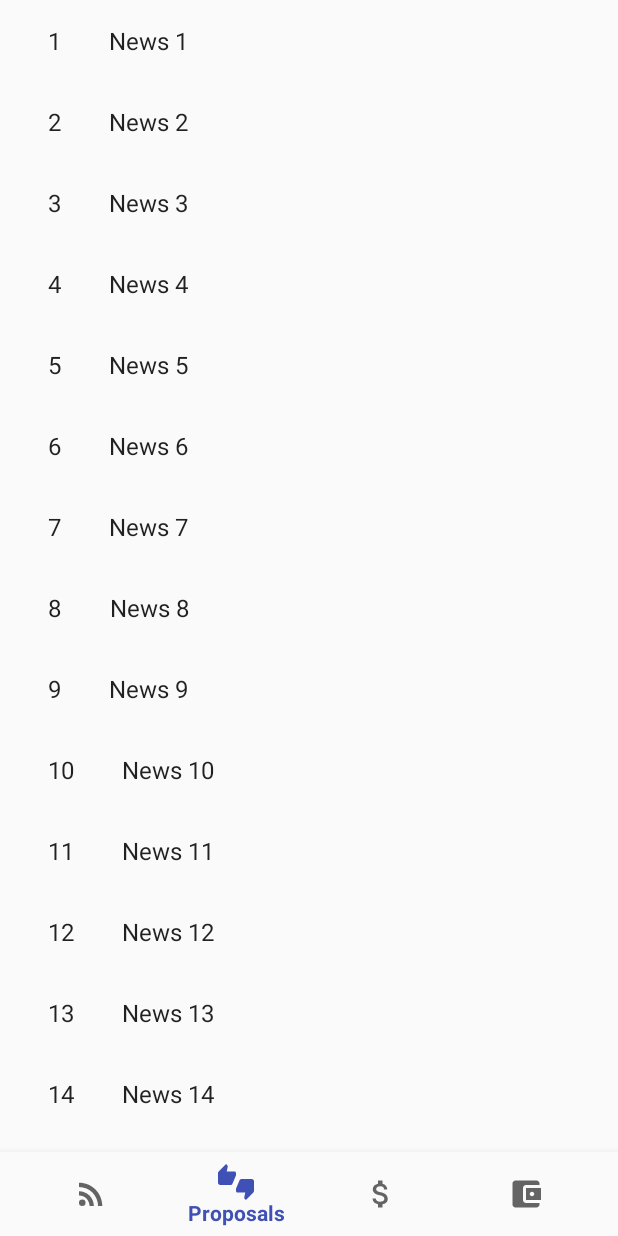
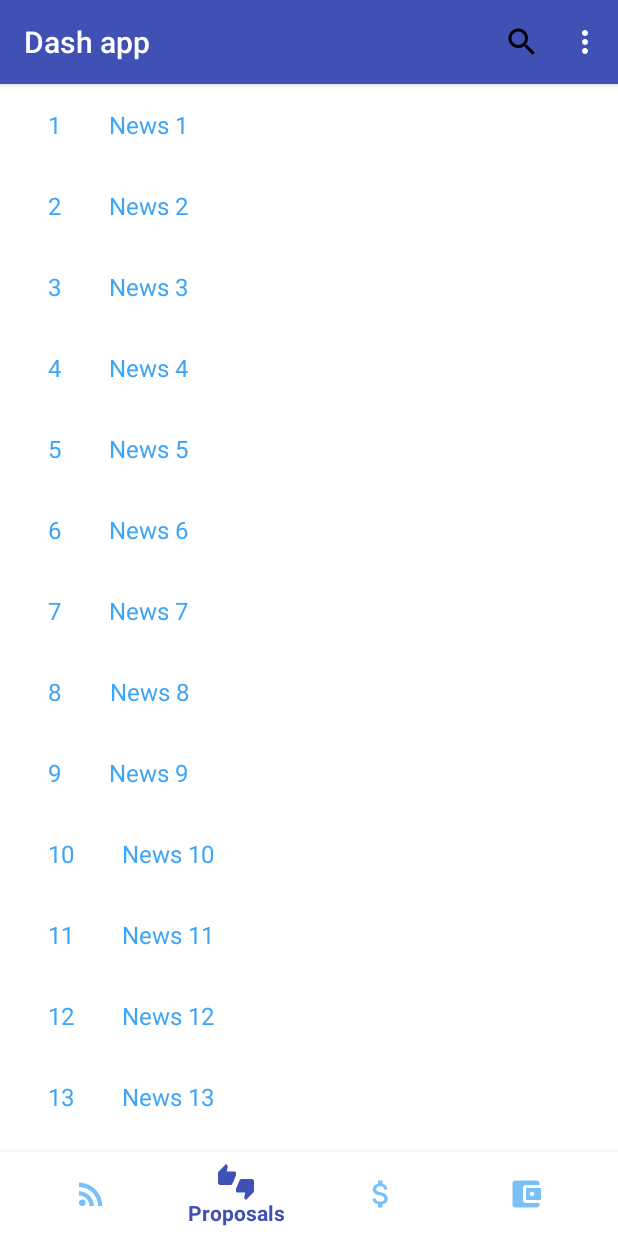
Before and after one commit to dashpay/dashcontrol-android, an Android app: the screen it shows after launch (MainActivity), item 2 of the bottom bar chosen, on a phone screen of 412 x 824 dp. Run offline under Robolectric (Android 15) with nearby library versions, the phone set to English and light mode, and no system bars; libraries missing offline, so code that uses them is left out: com.mindorks.placeholderview; 7 statements that could not run were skipped.

```diff
--- a/app/build.gradle
+++ b/app/build.gradle
@@ -31,5 +31,6 @@ dependencies {
     compile 'com.android.support:cardview-v7:25.3.1'
     compile 'com.google.code.gson:gson:2.8.0'
     compile 'com.mindorks:placeholderview:0.2.7'
+    compile 'com.android.support.constraint:constraint-layout:1.0.2'
     testCompile 'junit:junit:4.12'
 }
--- a/app/src/main/java/com/dash/dashapp/Activities/MainActivity.java
+++ b/app/src/main/java/com/dash/dashapp/Activities/MainActivity.java
@@ -1,31 +1,29 @@
 package com.dash.dashapp.Activities;
 
+import android.content.Intent;
 import android.net.Uri;
 import android.os.Bundle;
 import android.support.annotation.NonNull;
 import android.support.design.widget.BottomNavigationView;
-import android.support.v4.app.FragmentActivity;
+import android.support.v7.app.AppCompatActivity;
+import android.support.v7.widget.Toolbar;
+import android.view.Menu;
+import android.view.MenuInflater;
 import android.view.MenuItem;
 
-import com.dash.dashapp.R;
 import com.dash.dashapp.Fragments.NewsFragment;
 import com.dash.dashapp.Fragments.PortfolioFragment;
 import com.dash.dashapp.Fragments.PriceFragment;
 import com.dash.dashapp.Fragments.ProposalsFragment;
 import com.dash.dashapp.Fragments.dummy.DummyContent;
-import com.dash.dashapp.Utils.HandleXML;
+import com.dash.dashapp.R;
 
-public class MainActivity extends FragmentActivity implements
+public class MainActivity extends AppCompatActivity implements
         PortfolioFragment.OnFragmentInteractionListener,
         PriceFragment.OnFragmentInteractionListener,
         ProposalsFragment.OnListFragmentInteractionListener{
 
     NewsFragment newsFragment;
-
-
-
-    private HandleXML obj;
-    private final String RSS_LINK = "https://www.dash.org/rss/dash_blog_rss.xml";
 
     private BottomNavigationView.OnNavigationItemSelectedListener mOnNavigationItemSelectedListener
             = new BottomNavigationView.OnNavigationItemSelectedListener() {
@@ -72,4 +70,34 @@ public class MainActivity extends FragmentActivity implements
     public void onListFragmentInteraction(DummyContent.DummyItem item) {
 
     }
+
+    @Override
+    public boolean onCreateOptionsMenu(Menu menu) {
+        MenuInflater inflater = getMenuInflater();
+        inflater.inflate(R.menu.top_menu, menu);
+        return true;
+    }
+
+    @Override
+    public boolean onOptionsItemSelected(MenuItem item) {
+        switch (item.getItemId()) {
+            case R.id.action_settings:
+                // User chose the "Settings" item, show the app settings UI...
+                Intent intent = new Intent(this, SettingsActivity.class);
+                startActivity(intent);
+
+                return true;
+
+            case R.id.action_favorite:
+                // User chose the "Favorite" action, mark the current item
+                // as a favorite...
+                return true;
+
+            default:
+                // If we got here, the user's action was not recognized.
+                // Invoke the superclass to handle it.
+                return super.onOptionsItemSelected(item);
+
+        }
+    }
 }
--- a/app/src/main/java/com/dash/dashapp/Fragments/NewsFragment.java
+++ b/app/src/main/java/com/dash/dashapp/Fragments/NewsFragment.java
@@ -2,6 +2,7 @@ package com.dash.dashapp.Fragments;
 
 import android.content.Context;
 import android.content.DialogInterface;
+import android.content.SharedPreferences;
 import android.net.ConnectivityManager;
 import android.net.NetworkInfo;
 import android.os.Bundle;
@@ -17,8 +18,8 @@ import android.view.LayoutInflater;
 import android.view.View;
 import android.view.ViewGroup;
 import android.widget.ProgressBar;
+import android.widget.Toast;
 
-import com.dash.dashapp.Adapters.MyNewsRecyclerViewAdapter;
 import com.dash.dashapp.Adapters.NewsView;
 import com.dash.dashapp.Interface.DatabaseUpdateListener;
 import com.dash.dashapp.Model.News;
@@ -26,24 +27,20 @@ import com.dash.dashapp.R;
 import com.dash.dashapp.Utils.HandleXML;
 import com.dash.dashapp.Utils.LoadMoreView;
 import com.dash.dashapp.Utils.MyDBHandler;
+import com.dash.dashapp.Utils.SharedPreferencesManager;
 import com.mindorks.placeholderview.InfinitePlaceHolderView;
 
-import java.text.SimpleDateFormat;
 import java.util.ArrayList;
-import java.util.Date;
 
 public class NewsFragment extends Fragment implements DatabaseUpdateListener {
     private static final String TAG = "NewsFragment";
     private InfinitePlaceHolderView mInfinitePlaceHolderView;
-    private MyNewsRecyclerViewAdapter myNewsRecyclerViewAdapter;
     private SwipeRefreshLayout mSwipeRefreshLayout;
     private ProgressBar mProgressWheel;
     private HandleXML obj;
-    private final String RSS_LINK = "https://www.dash.org/rss/dash_blog_rss.xml";
     private DatabaseUpdateListener dbListener;
     private WrapContentLinearLayoutManager mLayoutManager;
     private ArrayList<News> newsList;
-    private int numberRows = 10;
 
 
     /**
@@ -103,8 +100,12 @@ public class NewsFragment extends Fragment implements DatabaseUpdateListener {
 
             @Override
             public void onRefresh() {
-                obj = new HandleXML(RSS_LINK);
+                obj = new HandleXML(SharedPreferencesManager.getLanguageRSS(getContext()));
                 obj.fetchXML(dbListener);
+                // Show Alert
+                Toast.makeText(getContext(),
+                        "Language : " + SharedPreferencesManager.getLanguageRSS(getContext()), Toast.LENGTH_LONG)
+                        .show();
             }
         });
 
@@ -128,28 +129,36 @@ public class NewsFragment extends Fragment implements DatabaseUpdateListener {
             alert.show();
 
         } else if (isNetworkAvailable()) {
-
-            turnWheelOn();
-            loadRSS();
-            turnWheelOff();
+            handleRSS();
         }
     }
 
 
-    public void loadRSS() {
+    public void handleRSS() {
         Log.d(TAG, "Load RSS");
 
         MyDBHandler dbHandler = new MyDBHandler(getContext(), null);
         newsList = dbHandler.findAllNews();
 
-        /*myNewsRecyclerViewAdapter = new MyNewsRecyclerViewAdapter(newsList);
-        mInfinitePlaceHolderView.setAdapter(myNewsRecyclerViewAdapter);
-        mInfinitePlaceHolderView.addOnScrollListener(mBottomListener);*/
+        if (newsList.size() == 0) {
+            updateRSS();
+        } else {
+            loadRSS();
+        }
+    }
 
-        for(int i = 0; i < LoadMoreView.LOAD_VIEW_SET_COUNT; i++){
+    public void loadRSS() {
+        turnWheelOn();
+        for (int i = 0; i < LoadMoreView.LOAD_VIEW_SET_COUNT; i++) {
             mInfinitePlaceHolderView.addView(new NewsView(getContext(), newsList.get(i)));
         }
         mInfinitePlaceHolderView.setLoadMoreResolver(new LoadMoreView(mInfinitePlaceHolderView, newsList));
+        turnWheelOff();
+    }
+
+    public void updateRSS() {
+        obj = new HandleXML(SharedPreferencesManager.getLanguageRSS(getContext()));
+        obj.fetchXML(dbListener);
     }
 
     public boolean isNetworkAvailable() {
@@ -173,13 +182,13 @@ public class NewsFragment extends Fragment implements DatabaseUpdateListener {
     @Override
     public void onUpdateCompleted() {
         Log.d(TAG, "Update completed");
-        mInfinitePlaceHolderView.refresh();
+        mInfinitePlaceHolderView.removeAllViews();
+        // TODO DID NOT INSERT IN DATABASE AT THAT POINT FOR SOME REASONS (WHEN IT SHOULD HAVE)
         loadRSS();
         turnWheelOff();
     }
 
     private void turnWheelOn() {
-        numberRows = 10;
         Log.d(TAG, "Turn wheel on");
         if (!mSwipeRefreshLayout.isRefreshing()) {
             mProgressWheel.setVisibility(View.VISIBLE);
--- /dev/null
+++ b/app/src/main/java/com/dash/dashapp/Utils/SharedPreferencesManager.java
@@ -0,0 +1,36 @@
+package com.dash.dashapp.Utils;
+
+import android.content.Context;
+import android.content.SharedPreferences;
+
+import com.dash.dashapp.Activities.SettingsActivity;
+import com.dash.dashapp.R;
+
+public class SharedPreferencesManager {
+
+    private static final String APP_SETTINGS = "APP_SETTINGS";
+
+
+    // properties
+    private static final String SOME_STRING_VALUE = "SOME_STRING_VALUE";
+    // other properties...
+
+
+    private SharedPreferencesManager() {}
+
+    private static SharedPreferences getSharedPreferences(Context context) {
+        return context.getSharedPreferences(APP_SETTINGS, Context.MODE_PRIVATE);
+    }
+
+    public static String getLanguageRSS(Context context) {
+        return getSharedPreferences(context).getString(context.getString(R.string.language_preference), SettingsActivity.RSS_LINK_EN);
+    }
+
+    public static void setLanguageRSS(Context context, String languageValue) {
+        final SharedPreferences.Editor editor = getSharedPreferences(context).edit();
+        editor.putString(context.getString(R.string.language_preference), languageValue);
+        editor.apply();
+    }
+
+    // other getters/setters
+}
--- /dev/null
+++ b/app/src/main/res/drawable/ic_search_black_24dp.xml
@@ -0,0 +1,9 @@
+<vector xmlns:android="http://schemas.android.com/apk/res/android"
+        android:width="24dp"
+        android:height="24dp"
+        android:viewportWidth="24.0"
+        android:viewportHeight="24.0">
+    <path
+        android:fillColor="#FF000000"
+        android:pathData="M15.5,14h-0.79l-0.28,-0.27C15.41,12.59 16,11.11 16,9.5 16,5.91 13.09,3 9.5,3S3,5.91 3,9.5 5.91,16 9.5,16c1.61,0 3.09,-0.59 4.23,-1.57l0.27,0.28v0.79l5,4.99L20.49,19l-4.99,-5zM9.5,14C7.01,14 5,11.99 5,9.5S7.01,5 9.5,5 14,7.01 14,9.5 11.99,14 9.5,14z"/>
+</vector>
--- a/app/src/main/res/layout/activity_main.xml
+++ b/app/src/main/res/layout/activity_main.xml
@@ -22,6 +22,6 @@
         android:layout_height="wrap_content"
         android:layout_gravity="bottom"
         android:background="?android:attr/windowBackground"
-        app:menu="@menu/navigation" />
+        app:menu="@menu/bot_menu" />
 
 </LinearLayout>
--- a/app/src/main/res/layout/news_view.xml
+++ b/app/src/main/res/layout/news_view.xml
@@ -5,12 +5,12 @@
     android:layout_height="wrap_content"
     android:padding="8dp"
     app:cardCornerRadius="8dp"
-    app:cardElevation="8dp">
+    app:cardElevation="8dp"
+    android:layout_margin="8dp">
 
     <RelativeLayout
         android:layout_width="match_parent"
-        android:layout_height="wrap_content"
-        android:orientation="horizontal">
+        android:layout_height="wrap_content">
 
         <TextView
             android:id="@+id/date"
--- /dev/null
+++ b/app/src/main/res/menu/top_menu.xml
@@ -0,0 +1,17 @@
+<menu xmlns:android="http://schemas.android.com/apk/res/android"
+    xmlns:app="http://schemas.android.com/apk/res-auto">
+
+    <!-- "Mark Favorite", should appear as action button if possible -->
+    <item
+        android:id="@+id/action_favorite"
+        android:icon="@drawable/ic_search_black_24dp"
+        android:title="@string/action_search"
+        app:showAsAction="ifRoom|collapseActionView"
+        app:actionViewClass="android.support.v7.widget.SearchView"/>
+
+    <!-- Settings, should always be in the overflow -->
+    <item android:id="@+id/action_settings"
+        android:title="@string/title_activity_settings"
+        app:showAsAction="never"/>
+
+</menu>
--- a/app/src/main/res/values/colors.xml
+++ b/app/src/main/res/values/colors.xml
@@ -1,6 +1,11 @@
 <?xml version="1.0" encoding="utf-8"?>
 <resources>
-    <color name="colorPrimary">#3F51B5</color>
-    <color name="colorPrimaryDark">#303F9F</color>
+    <color name="colorPrimary">#3f51b5</color>
+    <color name="colorPrimaryDark">#303f9f</color>
     <color name="colorAccent">#FF4081</color>
+    <color name="white">#FFFFFF</color>
+    <color name="primary_material_dark_1">#2196f3</color>
+    <color name="primary_dark_material_dark">#e3f2fd</color>
+    <color name="accent_material_dark">#bbdefb</color>
+    <color name="background_material_dark">#ffffff</color>
 </resources>
--- a/app/src/main/res/values/strings.xml
+++ b/app/src/main/res/values/strings.xml
@@ -10,4 +10,16 @@
     <string name="alert_message">Network is not available</string>
     <string name="alert_title">Error</string>
     <string name="alert_positive">Ok</string>
+    <string name="app_label">Dash android</string>
+    <string name="action_search">Search</string>
+    <string name="title_activity_settings">Settings</string>
+    <string name="language_preference">language_preference</string>
+    <string name="eng">English</string>
+    <string name="esp">Spanish</string>
+    <string name="fr">French</string>
+    <string name="pt">Portuguese</string>
+    <string name="cn">Chinese</string>
+    <string name="ru">Russian</string>
+    <string name="jp">Japanese</string>
+    <string name="kr">Korean</string>
 </resources>
--- a/app/src/main/res/values/styles.xml
+++ b/app/src/main/res/values/styles.xml
@@ -1,11 +1,14 @@
 <resources>
 
-    <!-- Base application theme. -->
-    <style name="AppTheme" parent="Theme.AppCompat.Light.DarkActionBar">
-        <!-- Customize your theme here. -->
+    <style name="Dash_theme" parent="@style/Theme.AppCompat.Light.DarkActionBar" >
+        <item name="android:colorPrimary">@color/colorPrimary</item>
+        <item name="android:colorPrimaryDark">@color/primary_material_dark_1</item>
+        <item name="android:colorAccent">@color/primary_material_dark_1</item>
+        <item name="android:colorBackground">@android:color/background_light</item>
+        <item name="android:navigationBarColor">@color/colorPrimary</item>
+        <item name="android:statusBarColor">@color/colorPrimaryDark</item>
+        <item name="android:colorForeground">@color/primary_material_dark_1</item>
         <item name="colorPrimary">@color/colorPrimary</item>
-        <item name="colorPrimaryDark">@color/colorPrimaryDark</item>
-        <item name="colorAccent">@color/colorAccent</item>
     </style>
 
 </resources>
--- /dev/null
+++ b/app/src/main/res/xml/searchable.xml
@@ -0,0 +1,5 @@
+<?xml version="1.0" encoding="utf-8"?>
+<searchable xmlns:android="http://schemas.android.com/apk/res/android"
+    android:label="@string/app_label"
+    android:hint="@string/action_search" >
+</searchable>
```
Also changed, not shown: app/src/main/AndroidManifest.xml (+15 -1 lines), app/src/main/java/com/dash/dashapp/Activities/SettingsActivity.java (added, +101 -0 lines), app/src/main/java/com/dash/dashapp/Utils/MyDBHandler.java (+7 -26 lines), app/src/main/res/drawable/ic_info_black_24dp.xml (added, +9 -0 lines), app/src/main/res/drawable/ic_notifications_black_24dp.xml (added, +9 -0 lines), app/src/main/res/drawable/ic_sync_black_24dp.xml (added, +9 -0 lines), app/src/main/res/layout/activity_settings.xml (added, +15 -0 lines), app/src/main/res/menu/bot_menu.xml (renamed from app/src/main/res/menu/navigation.xml), 1 other file.
